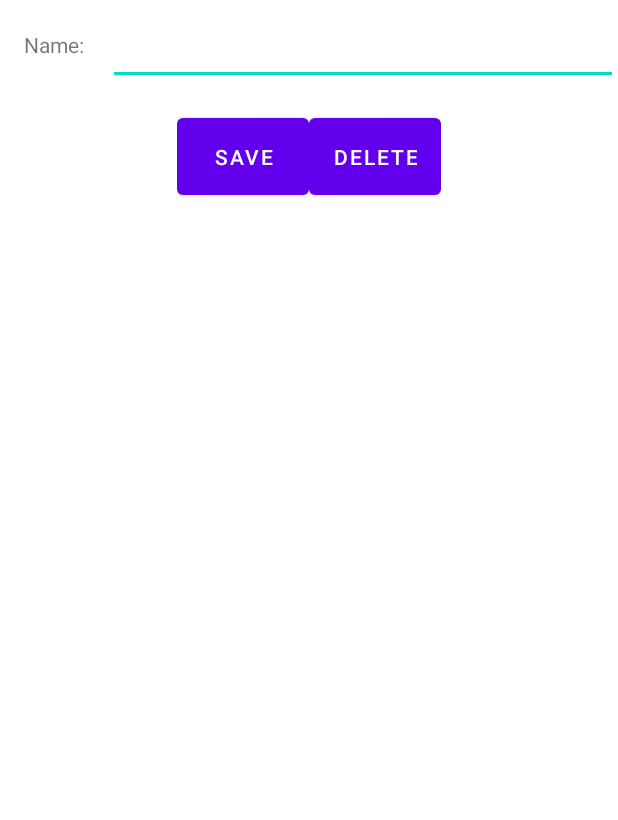
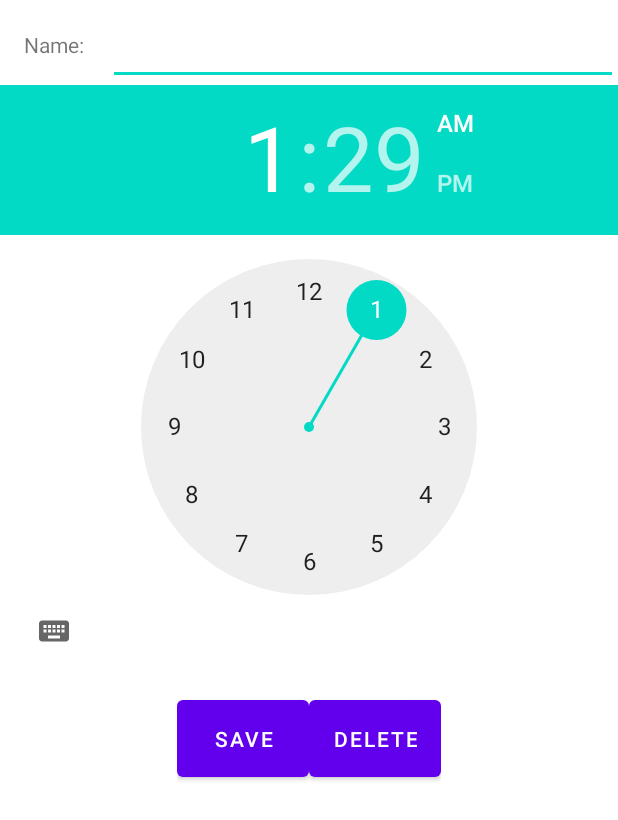
Before and after one commit to outofthecave/Libralarm, an Android app: the layout activity_add_edit_delete_alarm.xml on its own in the app's theme, with its tools: preview values and no code run, on a phone screen of 412 x 824 dp. Shown: the top 820 px of the screen. Run offline under Robolectric (Android 15) with nearby library versions, the phone set to English and light mode, and no system bars.

Commit message:
Implement editing the time of an alarm

```diff
--- a/app/src/main/res/layout/activity_add_edit_delete_alarm.xml
+++ b/app/src/main/res/layout/activity_add_edit_delete_alarm.xml
@@ -38,6 +38,11 @@
 
             </LinearLayout>
 
+            <TimePicker
+                android:id="@+id/timePicker"
+                android:layout_width="wrap_content"
+                android:layout_height="wrap_content" />
+
             <LinearLayout
                 android:layout_width="wrap_content"
                 android:layout_height="wrap_content"
```
Also changed, not shown: app/src/main/java/com/outofthecave/libralarm/AddEditDeleteAlarmActivity.java (+22 -0 lines).
